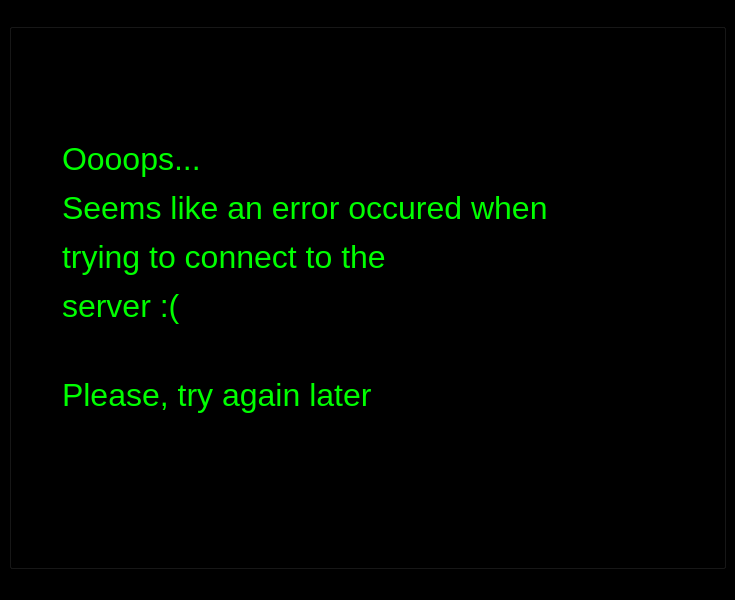
The window that ErrorWindowGUI.ui (YuraMoiseev/FinalProject) describes before a commit, drawn with Qt 5.
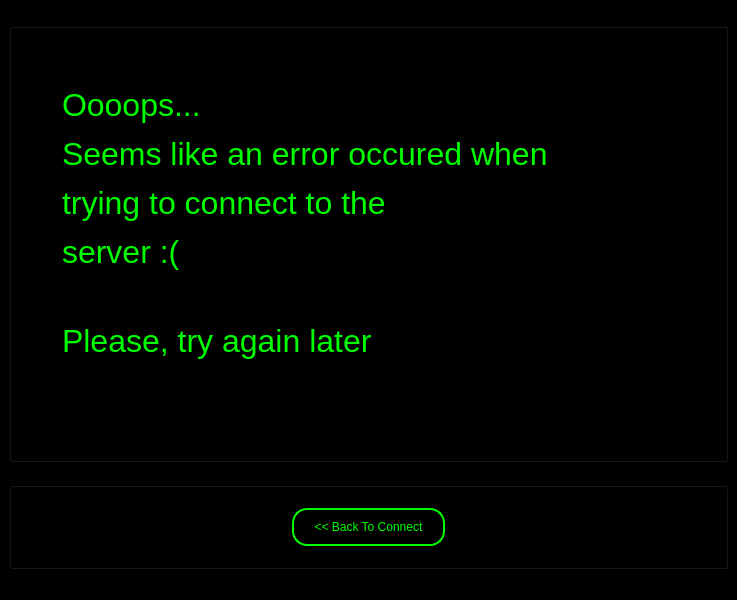
The same window after the commit.

```diff
--- a/ErrorWindowGUI.ui
+++ b/ErrorWindowGUI.ui
@@ -6,7 +6,7 @@
    <rect>
     <x>0</x>
     <y>0</y>
-    <width>735</width>
+    <width>737</width>
     <height>600</height>
    </rect>
   </property>
@@ -20,7 +20,7 @@
    <property name="styleSheet">
     <string notr="true">backgroud-color:black;</string>
    </property>
-   <layout class="QHBoxLayout" name="horizontalLayout">
+   <layout class="QVBoxLayout" name="verticalLayout_2">
     <item>
      <widget class="QGroupBox" name="GroupAll">
       <property name="sizePolicy">
@@ -82,6 +82,66 @@
       </layout>
      </widget>
     </item>
+    <item>
+     <widget class="QGroupBox" name="GroupBackButton">
+      <property name="sizePolicy">
+       <sizepolicy hsizetype="Minimum" vsizetype="Fixed">
+        <horstretch>0</horstretch>
+        <verstretch>0</verstretch>
+       </sizepolicy>
+      </property>
+      <property name="styleSheet">
+       <string notr="true">background-color:black;
+</string>
+      </property>
+      <property name="title">
+       <string>BackButton</string>
+      </property>
+      <property name="flat">
+       <bool>true</bool>
+      </property>
+      <layout class="QHBoxLayout" name="horizontalLayout_2">
+       <property name="spacing">
+        <number>50</number>
+       </property>
+       <property name="leftMargin">
+        <number>20</number>
+       </property>
+       <property name="topMargin">
+        <number>20</number>
+       </property>
+       <property name="rightMargin">
+        <number>20</number>
+       </property>
+       <property name="bottomMargin">
+        <number>20</number>
+       </property>
+       <item>
+        <widget class="QPushButton" name="ButtonBack">
+         <property name="sizePolicy">
+          <sizepolicy hsizetype="Fixed" vsizetype="Fixed">
+           <horstretch>0</horstretch>
+           <verstretch>0</verstretch>
+          </sizepolicy>
+         </property>
+         <property name="styleSheet">
+          <string notr="true">font: 14pt &quot;Arial&quot;;
+border-radius: 15px;
+border: 2px solid #00ff00;
+color: #00ff00;
+padding-top: 10px;
+padding-bottom: 10px;
+padding-left: 20px;
+padding-right: 20px; </string>
+         </property>
+         <property name="text">
+          <string>&lt;&lt; Back To Connect</string>
+         </property>
+        </widget>
+       </item>
+      </layout>
+     </widget>
+    </item>
    </layout>
   </widget>
   <widget class="QMenuBar" name="menubar">
```
Left out of the diff: 2 changed lines with no effect on the pictures.
